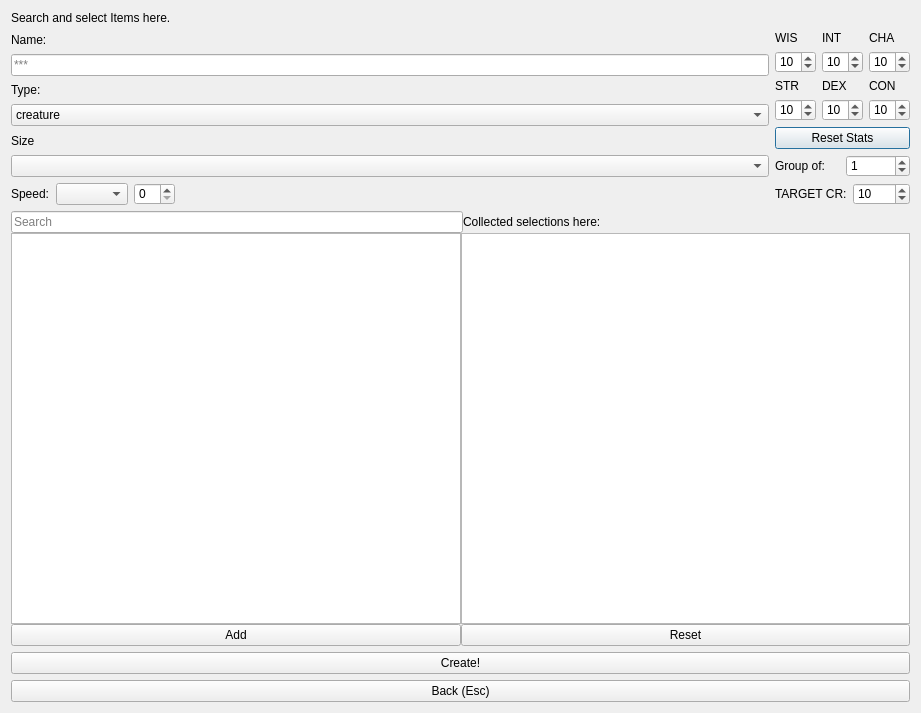
Qt form ui_files/Configurator.ui (nogasgofast/Adventure_Wrench) before a commit.
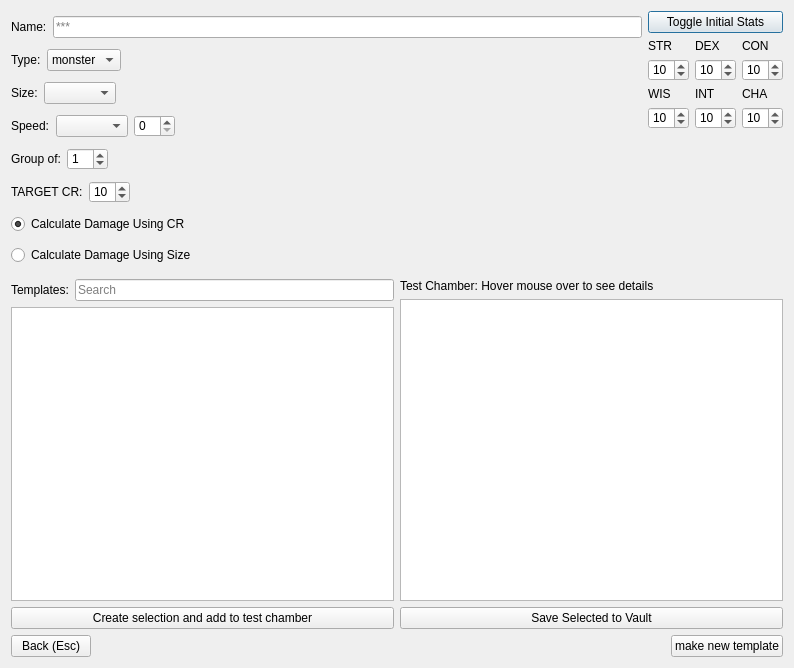
The same form after that commit.

Diff of the .ui file:
```diff
--- a/ui_files/Configurator.ui
+++ b/ui_files/Configurator.ui
@@ -9,8 +9,8 @@
    <rect>
     <x>0</x>
     <y>0</y>
-    <width>921</width>
-    <height>713</height>
+    <width>794</width>
+    <height>668</height>
    </rect>
   </property>
   <property name="windowTitle">
@@ -23,19 +23,14 @@
    <bool>true</bool>
   </property>
   <layout class="QVBoxLayout" name="verticalLayout">
-   <item>
-    <widget class="QLabel" name="label_options">
-     <property name="text">
-      <string>Search and select Items here.</string>
-     </property>
-    </widget>
-   </item>
    <item>
     <layout class="QHBoxLayout" name="horizontal_layout_header">
      <item>
       <layout class="QVBoxLayout" name="verticalLayout_5">
        <item>
-        <widget class="QLabel" name="label_13">
+        <layout class="QHBoxLayout" name="horizontalName">
+         <item>
+          <widget class="QLabel" name="label_Name">
          <property name="text">
           <string>Name:</string>
          </property>
@@ -54,8 +49,12 @@
          </property>
         </widget>
        </item>
+        </layout>
+       </item>
        <item>
-        <widget class="QLabel" name="label_2">
+        <layout class="QHBoxLayout" name="horizontalType">
+         <item>
+          <widget class="QLabel" name="label_type">
          <property name="text">
           <string>Type:</string>
          </property>
@@ -65,7 +64,7 @@
         <widget class="QComboBox" name="comboBox_type">
          <item>
           <property name="text">
-           <string>creature</string>
+             <string>monster</string>
           </property>
          </item>
          <item>
@@ -80,10 +79,27 @@
          </item>
         </widget>
        </item>
+         <item>
+          <spacer name="horizontalSpacer">
+           <property name="orientation">
+            <enum>Qt::Horizontal</enum>
+           </property>
+           <property name="sizeHint" stdset="0">
+            <size>
+             <width>40</width>
+             <height>20</height>
+            </size>
+           </property>
+          </spacer>
+         </item>
+        </layout>
+       </item>
+       <item>
+        <layout class="QHBoxLayout" name="horizontalSize">
        <item>
         <widget class="QLabel" name="label_size">
          <property name="text">
-          <string>Size</string>
+            <string>Size:</string>
          </property>
         </widget>
        </item>
@@ -91,6 +107,21 @@
         <widget class="QComboBox" name="comboBox_size"/>
        </item>
        <item>
+          <spacer name="horizontalSpacer_3">
+           <property name="orientation">
+            <enum>Qt::Horizontal</enum>
+           </property>
+           <property name="sizeHint" stdset="0">
+            <size>
+             <width>40</width>
+             <height>20</height>
+            </size>
+           </property>
+          </spacer>
+         </item>
+        </layout>
+       </item>
+       <item>
         <layout class="QHBoxLayout" name="horizontalLayout_11">
          <item>
           <widget class="QLabel" name="label_speed">
@@ -127,68 +158,104 @@
          </item>
         </layout>
        </item>
+       <item>
+        <layout class="QHBoxLayout" name="horizontalLayout_9">
+         <item>
+          <widget class="QLabel" name="label_14">
+           <property name="text">
+            <string>Group of:</string>
+           </property>
+          </widget>
+         </item>
+         <item>
+          <widget class="QSpinBox" name="spinBox_group">
+           <property name="value">
+            <number>1</number>
+           </property>
+          </widget>
+         </item>
+         <item>
+          <spacer name="horizontalSpacer_5">
+           <property name="orientation">
+            <enum>Qt::Horizontal</enum>
+           </property>
+           <property name="sizeHint" stdset="0">
+            <size>
+             <width>40</width>
+             <height>20</height>
+            </size>
+           </property>
+          </spacer>
+         </item>
+        </layout>
+       </item>
+       <item>
+        <layout class="QHBoxLayout" name="horizontalLayout_10">
+         <item>
+          <widget class="QLabel" name="label_4">
+           <property name="text">
+            <string>TARGET CR:</string>
+           </property>
+          </widget>
+         </item>
+         <item>
+          <widget class="QSpinBox" name="spinBox_CR">
+           <property name="maximum">
+            <number>30</number>
+           </property>
+           <property name="value">
+            <number>10</number>
+           </property>
+          </widget>
+         </item>
+         <item>
+          <spacer name="horizontalSpacer_6">
+           <property name="orientation">
+            <enum>Qt::Horizontal</enum>
+           </property>
+           <property name="sizeHint" stdset="0">
+            <size>
+             <width>40</width>
+             <height>20</height>
+            </size>
+           </property>
+          </spacer>
+         </item>
+        </layout>
+       </item>
+       <item>
+        <widget class="QRadioButton" name="radioButton_CR">
+         <property name="text">
+          <string>Calculate Damage Using CR</string>
+         </property>
+         <property name="checked">
+          <bool>true</bool>
+         </property>
+        </widget>
+       </item>
+       <item>
+        <widget class="QRadioButton" name="radioButton_size">
+         <property name="toolTip">
+          <string>Increases damage die for large, huge, gargantuan creatures</string>
+         </property>
+         <property name="text">
+          <string>Calculate Damage Using Size</string>
+         </property>
+        </widget>
+       </item>
       </layout>
      </item>
      <item>
       <layout class="QVBoxLayout" name="verticalLayout_6">
        <item>
-        <layout class="QHBoxLayout" name="horizontalLayout_7">
-         <item>
-          <widget class="QLabel" name="label_WIS">
-           <property name="text">
-            <string>WIS</string>
-           </property>
-          </widget>
-         </item>
-         <item>
-          <widget class="QLabel" name="label_INT">
+        <widget class="QPushButton" name="pushButton_init_stats">
+         <property name="toolTip">
+          <string>stats are initially 10 unless you use this option to change them.</string>
+         </property>
            <property name="text">
-            <string>INT</string>
-           </property>
-          </widget>
-         </item>
-         <item>
-          <widget class="QLabel" name="label_CHA">
-           <property name="text">
-            <string>CHA</string>
-           </property>
-          </widget>
-         </item>
-        </layout>
-       </item>
-       <item>
-        <layout class="QHBoxLayout" name="horizontalLayout_8">
-         <item>
-          <widget class="QSpinBox" name="spinBox_WIS">
-           <property name="maximum">
-            <number>30</number>
-           </property>
-           <property name="value">
-            <number>10</number>
-           </property>
-          </widget>
-         </item>
-         <item>
-          <widget class="QSpinBox" name="spinBox_INT">
-           <property name="maximum">
-            <number>30</number>
-           </property>
-           <property name="value">
-            <number>10</number>
-           </property>
-          </widget>
-         </item>
-         <item>
-          <widget class="QSpinBox" name="spinBox_CHA">
-           <property name="maximum">
-            <number>30</number>
-           </property>
-           <property name="value">
-            <number>10</number>
-           </property>
-          </widget>
-         </item>
-        </layout>
+          <string>Toggle Initial Stats</string>
+         </property>
+        </widget>
        </item>
        <item>
         <layout class="QHBoxLayout" name="horizontalLayout_5">
@@ -253,41 +320,44 @@
         </layout>
        </item>
        <item>
-        <widget class="QPushButton" name="pushButton_clear">
+        <layout class="QHBoxLayout" name="horizontalLayout_7">
+         <item>
+          <widget class="QLabel" name="label_WIS">
          <property name="text">
-          <string>Reset Stats</string>
+            <string>WIS</string>
          </property>
         </widget>
        </item>
        <item>
-        <layout class="QHBoxLayout" name="horizontalLayout_9">
-         <item>
-          <widget class="QLabel" name="label_14">
+          <widget class="QLabel" name="label_INT">
            <property name="text">
-            <string>Group of:</string>
+            <string>INT</string>
            </property>
           </widget>
          </item>
          <item>
-          <widget class="QSpinBox" name="spinBox_group">
-           <property name="value">
-            <number>1</number>
+          <widget class="QLabel" name="label_CHA">
+           <property name="text">
+            <string>CHA</string>
            </property>
           </widget>
          </item>
         </layout>
        </item>
        <item>
-        <layout class="QHBoxLayout" name="horizontalLayout_10">
+        <layout class="QHBoxLayout" name="horizontalLayout_8">
          <item>
-          <widget class="QLabel" name="label_4">
-           <property name="text">
-            <string>TARGET CR:</string>
+          <widget class="QSpinBox" name="spinBox_WIS">
+           <property name="maximum">
+            <number>30</number>
            </property>
+           <property name="value">
+            <number>10</number>
+           </property>
           </widget>
          </item>
          <item>
-          <widget class="QSpinBox" name="spinBox_CR">
+          <widget class="QSpinBox" name="spinBox_INT">
            <property name="maximum">
             <number>30</number>
            </property>
@@ -296,24 +366,51 @@
            </property>
           </widget>
          </item>
+         <item>
+          <widget class="QSpinBox" name="spinBox_CHA">
+           <property name="maximum">
+            <number>30</number>
+           </property>
+           <property name="value">
+            <number>10</number>
+           </property>
+          </widget>
+         </item>
         </layout>
        </item>
+       <item>
+        <spacer name="verticalSpacer">
+         <property name="orientation">
+          <enum>Qt::Vertical</enum>
+         </property>
+         <property name="sizeType">
+          <enum>QSizePolicy::Expanding</enum>
+         </property>
+         <property name="sizeHint" stdset="0">
+          <size>
+           <width>20</width>
+           <height>40</height>
+          </size>
+         </property>
+        </spacer>
+       </item>
       </layout>
      </item>
     </layout>
    </item>
    <item>
-    <layout class="QHBoxLayout" name="horizontalLayout"/>
-   </item>
+    <layout class="QHBoxLayout" name="horizontalLayout_4">
    <item>
-    <layout class="QHBoxLayout" name="horizontalLayout_3">
-     <property name="spacing">
-      <number>0</number>
-     </property>
-     <item>
-      <layout class="QVBoxLayout" name="verticalLayout_2">
+      <layout class="QVBoxLayout" name="verticalLayout_4">
        <item>
         <layout class="QHBoxLayout" name="horizontalLayout_2">
+         <item>
+          <widget class="QLabel" name="label">
+           <property name="text">
+            <string>Templates:</string>
+           </property>
+          </widget>
+         </item>
          <item>
           <widget class="QLineEdit" name="lineEdit_search">
            <property name="sizePolicy">
@@ -339,32 +436,8 @@
            </property>
           </widget>
          </item>
-         <item>
-          <widget class="QLabel" name="label_selection">
-           <property name="text">
-            <string>Collected selections here:</string>
-           </property>
-          </widget>
-         </item>
-         <item>
-          <spacer name="horizontalSpacer">
-           <property name="orientation">
-            <enum>Qt::Horizontal</enum>
-           </property>
-           <property name="sizeHint" stdset="0">
-            <size>
-             <width>40</width>
-             <height>20</height>
-            </size>
-           </property>
-          </spacer>
-         </item>
         </layout>
        </item>
-       <item>
-        <layout class="QHBoxLayout" name="horizontalLayout_4">
-         <item>
-          <layout class="QVBoxLayout" name="verticalLayout_4">
            <item>
             <widget class="QListWidget" name="listWidget_catagory">
              <property name="selectionMode">
@@ -373,19 +446,39 @@
             </widget>
            </item>
            <item>
-            <widget class="QPushButton" name="pushButton_add">
-             <property name="toolTip">
-              <string>Add an item to the list</string>
-             </property>
+        <widget class="QPushButton" name="pushButton_create_example">
              <property name="text">
-              <string>Add</string>
+          <string>Create selection and add to test chamber</string>
              </property>
             </widget>
            </item>
           </layout>
          </item>
+     <item>
+      <spacer name="verticalSpacer_2">
+       <property name="orientation">
+        <enum>Qt::Vertical</enum>
+       </property>
+       <property name="sizeType">
+        <enum>QSizePolicy::Maximum</enum>
+       </property>
+       <property name="sizeHint" stdset="0">
+        <size>
+         <width>0</width>
+         <height>350</height>
+        </size>
+       </property>
+      </spacer>
+     </item>
          <item>
           <layout class="QVBoxLayout" name="verticalLayout_3">
+       <item>
+        <widget class="QLabel" name="label_selection">
+         <property name="text">
+          <string>Test Chamber: Hover mouse over to see details</string>
+         </property>
+        </widget>
+       </item>
            <item>
             <widget class="QListWidget" name="listWidget_options">
              <property name="sizePolicy">
@@ -397,22 +490,10 @@
              <property name="styleSheet">
               <string notr="true">QpushButton { margin-left: 25px; }</string>
              </property>
-            </widget>
-           </item>
-           <item>
-            <widget class="QPushButton" name="pushButton_reset">
-             <property name="text">
-              <string>Reset</string>
-             </property>
-            </widget>
-           </item>
-          </layout>
-         </item>
-        </layout>
-       </item>
-      </layout>
-     </item>
-    </layout>
+         <property name="selectionMode">
+          <enum>QAbstractItemView::MultiSelection</enum>
+         </property>
+        </widget>
    </item>
    <item>
     <widget class="QPushButton" name="pushButton_create">
@@ -420,16 +501,47 @@
       <string>Add your creation to the DM vault..</string>
      </property>
      <property name="text">
-      <string>Create!</string>
+          <string>Save Selected to Vault</string>
      </property>
     </widget>
    </item>
+      </layout>
+     </item>
+    </layout>
+   </item>
+   <item>
+    <layout class="QHBoxLayout" name="horizontalLayout">
    <item>
     <widget class="QPushButton" name="pushButton_back">
      <property name="text">
       <string>Back (Esc)</string>
      </property>
     </widget>
+     </item>
+     <item>
+      <spacer name="horizontalSpacer_4">
+       <property name="orientation">
+        <enum>Qt::Horizontal</enum>
+       </property>
+       <property name="sizeHint" stdset="0">
+        <size>
+         <width>40</width>
+         <height>20</height>
+        </size>
+       </property>
+      </spacer>
+     </item>
+     <item>
+      <widget class="QPushButton" name="pushButton_add">
+       <property name="toolTip">
+        <string>Add an item to the list</string>
+       </property>
+       <property name="text">
+        <string>make new template</string>
+       </property>
+      </widget>
+     </item>
+    </layout>
    </item>
   </layout>
  </widget>
```
Left out of the diff: 2 changed lines with no effect on the pictures. Lines whose indentation alone changed are shown as unchanged.
